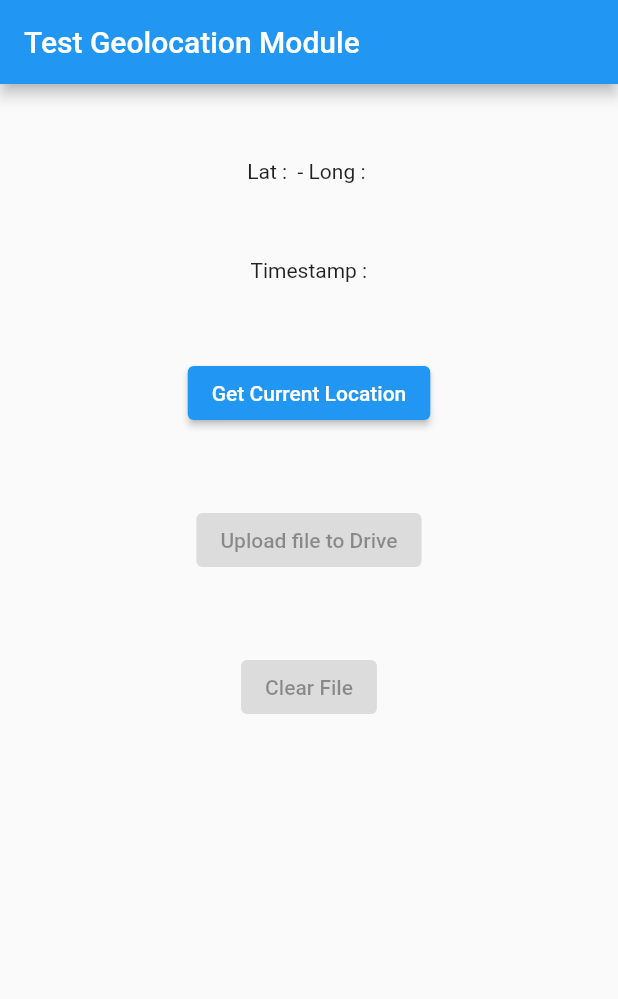
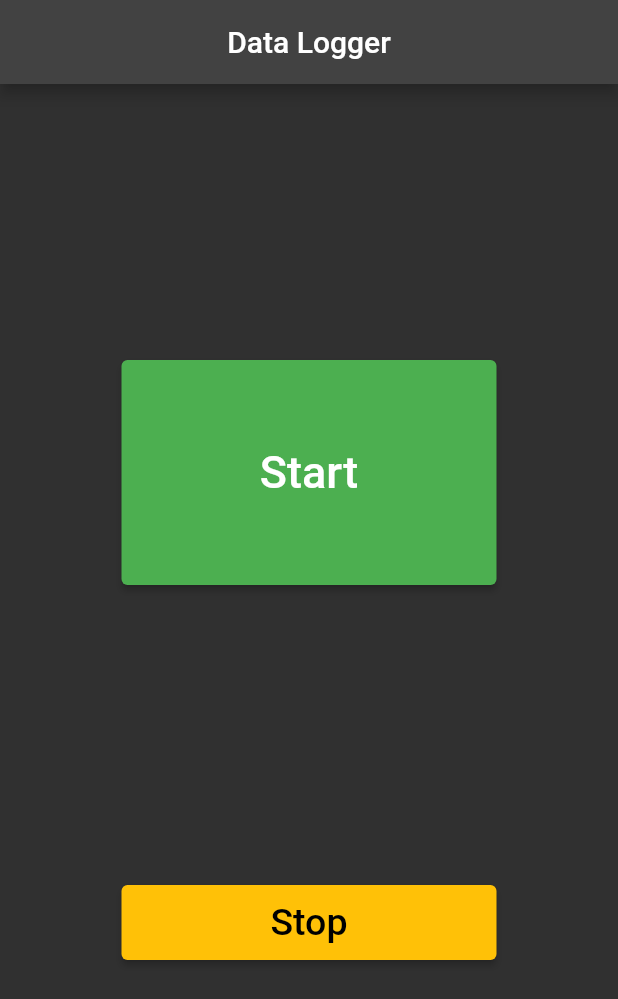
Before and after one commit to LakeeshaRCL/Data-Logger-App, a Flutter app: the screen it shows after launch, on a phone screen of 412 x 824 dp. Shown: the top 999 px of the screen. Run offline on Flutter 3.47's test engine with Material 2 defaults, Android fonts, the light colour scheme and no system bars; our stand-ins replace geolocator, google_sign_in, logger; missing offline and left inert: googleapis.

Commit message:
Completed the datalogger app functionality. Removed test buttons and added one button to start the data logging and another to stop the logging. After stop the logging it will upload the file to the google drive.

```diff
--- a/lib/main.dart
+++ b/lib/main.dart
@@ -15,6 +15,7 @@ class MyApp extends StatelessWidget {
       title: 'Data Logger App',
       theme: ThemeData(
         primarySwatch: Colors.blue,
+        brightness: Brightness.dark
       ),
       home: const TestGeolocatorScreen()
     );
--- a/lib/src/screens/testGeolocatorScreen.dart
+++ b/lib/src/screens/testGeolocatorScreen.dart
@@ -1,4 +1,4 @@
-// ignore_for_file: file_names, prefer_const_literals_to_create_immutables
+// ignore_for_file: file_names, prefer_const_literals_to_create_immutables, unnecessary_null_comparison
 import 'dart:convert';
 
 import 'package:data_logger_app/src/models/FileRecord.dart';
@@ -11,6 +11,7 @@ import 'package:data_logger_app/src/services/fileService.dart';
 import 'package:google_sign_in/google_sign_in.dart' as signIn;
 import 'package:googleapis/drive/v3.dart' as drive;
 import 'package:data_logger_app/src/services/googleAuthClientService.dart';
+import 'package:logger/logger.dart';
 
 class TestGeolocatorScreen extends StatefulWidget {
   const TestGeolocatorScreen({ Key? key }) : super(key: key);
@@ -34,14 +35,22 @@ class _TestGeolocatorScreenState extends State<TestGeolocatorScreen> {
                 scopes: [drive.DriveApi.driveScope]
               );
 
-  FileService fileService = FileService(fileName: "Test.json");
+
+  FileService fileService = FileService(fileName:"Logged_data_${getDateFromTimeStamp(DateTime.now().toString())}.json");
+
+  Logger logger = Logger();
 
   // Tempory button controls------------
   bool isFileCreated = false;
-  bool isUploadToDrive = false;
-  bool isFileCleaned = false;
 
+  late bool isLogging; // a property to control the datalogging period
 
+  @override
+  void initState() {
+    super.initState();
+    isLogging = true;
+    logger.d("InitState() called - isLogging : $isLogging");
+  }
 
   @override
   Widget build(BuildContext context) {
@@ -49,30 +58,84 @@ class _TestGeolocatorScreenState extends State<TestGeolocatorScreen> {
 
     return Scaffold(
       appBar: AppBar(
-        title: Text("Test Geolocation Module"),
+        title: Text("Data Logger"),
+        centerTitle: true,
       ),
        body: Column(
+         mainAxisAlignment: MainAxisAlignment.center,
          children: <Widget> [
-
-          const SizedBox(height: 50,),
-          Center(child: Text("Lat : $lat - Long : $long"),),
-          const SizedBox(height: 50,),
-          Center(child: Text(" Timestamp : $timeStamp"),),
-          const SizedBox(height: 50,),
-          ElevatedButton(
-            onPressed: !isUploadToDrive ? ()async{
-
-              Position currentPosition = await geolocatorService.getCurrentPosition();
+          Center(
+            child: ElevatedButton(
+              onPressed: ()async{
 
                 await publicHolidayService.getPublicHolidayData(); // initially at the test stage. this should run only once in the day
 
                 await fileService.setLocalFile();
+
+                fileService.clearFile(); // add because of while loop continuously appending the data. Before start the logging clear the file.
+
+                late FileRecord record ; // to store the current record
+
+                int recordDuration = 10; // Stores the record duration in seconds.
+
+                while(isLogging){
+
                   await fileService.checkFileEmpty();
+                  Position currentPosition = await geolocatorService.getCurrentPosition();
+                  logData(currentPosition);
 
-              FileRecord record ;
+                  String nextRecord = getDateTimeUpToSeconds(DateTime.now().add( Duration(seconds: recordDuration)).toString());
+                  logger.w("Next : $nextRecord");
 
-              setState((){
-                isFileCreated = true;
+                  await Future.delayed(Duration(seconds: recordDuration));
+
+                }
+
+                logger.w("Data Logging ends - isLogging : $isLogging");
+                await readFile();
+                await uploadToDrive();
+              },
+              style: ElevatedButton.styleFrom(
+                fixedSize: const Size(250, 150),
+                primary: Colors.green
+              ),
+
+              child:const Text(
+                "Start",
+                style: TextStyle(fontSize:30),
+              )
+            ),
+          ),
+          const SizedBox(height:200,),
+          ElevatedButton(
+            onPressed: (){
+              setState(() {
+                isLogging = false;
+                logger.w("Stop button was tapped");
+              });
+            },
+            child: const Text(
+              "Stop",
+              style: TextStyle(
+                color: Colors.black,
+                fontSize: 25,
+              ),),
+            style: ElevatedButton.styleFrom(
+              primary: Colors.amber,
+              fixedSize: const Size(250, 50)
+            ),
+          ),
+         ],
+       ),
+    );
+  }
+
+
+  /*
+   * ==============================================================
+   * A method to execute data logging task
+   */
+  void logData(Position currentPosition) {
 
     lat = currentPosition.latitude.toString();
     long = currentPosition.longitude.toString();
@@ -86,7 +149,7 @@ class _TestGeolocatorScreenState extends State<TestGeolocatorScreen> {
     bool isRushHour = timeService.checkIsRushHour();
     bool isWeekend  = timeService.checkIsWeekend();
 
-                record= FileRecord(
+    FileRecord record= FileRecord(
       longitude: long,
       latitude: lat,
       timeStamp: timeStamp,
@@ -95,24 +158,17 @@ class _TestGeolocatorScreenState extends State<TestGeolocatorScreen> {
       isPublicHoliday: isHoilday
     );
 
-                print(record.toJson());
+    logger.i(record.toJson());
+    fileService.writeContent(jsonEncode(record.toJson()));
+  }
 
 
-                fileService.writeContent(jsonEncode(record.toJson()));
-              });
-              print("Test file read start---------------->\n");
-              print(await fileService.readFile());
 
-            } : null,
-            child:const Text("Get Current Location")
-            ),
-            const SizedBox(height: 50,),
-            ElevatedButton(
-              onPressed: isFileCreated ? ()async{
-                setState((){
-                  isUploadToDrive = true;
-                  isFileCreated = false;
-                });
+  /*
+   * ================================================================
+   * Method to upload logged data into goolge drive
+   */
+  Future<void> uploadToDrive()async{
 
     final account = await googleSignIn.signIn();
     print("Sign in to account : $account");
@@ -130,42 +186,46 @@ class _TestGeolocatorScreenState extends State<TestGeolocatorScreen> {
     drive.File file = drive.File();
 
     try {
-                  file.name = "DataLoggerRecords_$timeStamp.json";
+      file.name = "DataLoggerRecord_$timeStamp.json";
       drive.File response = await driveApi.files.create(file,uploadMedia: drive.Media(
         fileService.getFile().openRead(),
         fileService.getFile().lengthSync(),
       ));
 
-                  print("Succuessfully uploaded the file with the size : ${response.size}");
+      logger.i("Succuessfully uploaded the file with the size : ${response.size}");
     }
     catch(e){
-                  print("Dirve file upload exeption occurs : $e");
+      logger.w("Dirve file upload exeption occurs : $e");
     }
     finally{
       authenticateClient.close();
     }
+  }
 
-              }: null,
-              child:const Text("Upload file to Drive")
-              ),
-              const SizedBox(height: 50),
-              ElevatedButton(
-                onPressed: isUploadToDrive ? ()async{
 
-                  // This part was added temporary
-                  fileService.clearFile();
-                  print("File after clean :");
+/*
+  * ==============================================================
+  * Methods to format given timestamp string
+  */
+
+  static String getDateTimeUpToSeconds(String timeStamp){
+    String formated = timeStamp.substring(0,19) ;
+    return formated;
+  }
+
+  static String getDateFromTimeStamp(String timeStamp){
+    String formated = timeStamp.substring(0,10) ;
+    return formated;
+  }
+
+
+/*
+  * ==============================================================
+  * A Method tto read the file
+  */
+  Future<void> readFile() async {
+    logger.w("Test file read start====================================\n");
     print(await fileService.readFile());
+  }
 
-                  setState((){
-                    isUploadToDrive = false;
-                  });
-
-                }:null,
-                child:const Text("Clear File")
-                )
-         ],
-       ),
-    );
 }
-}
--- a/lib/src/services/fileService.dart
+++ b/lib/src/services/fileService.dart
@@ -21,6 +21,7 @@ class FileService {
 
   // method to write content to the file
   Future<File> writeContent(String content)async{
+    print("File empty satatus : $isFileEmpty");
     if(isFileEmpty){
       return file.writeAsString(content);
     }
--- a/pubspec.yaml
+++ b/pubspec.yaml
@@ -40,6 +40,7 @@ dependencies:
   path_provider: ^2.0.7
   googleapis: ^7.0.0
   google_sign_in: ^5.2.1
+  logger: ^1.1.0
 
 dev_dependencies:
   flutter_test:
```
Also changed, not shown: lib/src/services/geoLocatorService.dart (+16 -0 lines), pubspec.lock, 1 other file. Lines whose indentation alone changed are shown as unchanged.
